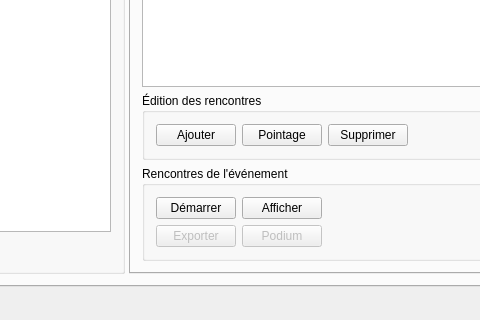
This is src/MainWindow.ui in arabine/tanca as Qt 5 draws it before an edit; both pictures show x 376 to 856 and y 424 to 744 of the 1045 by 744 pixel window. The edited form follows.
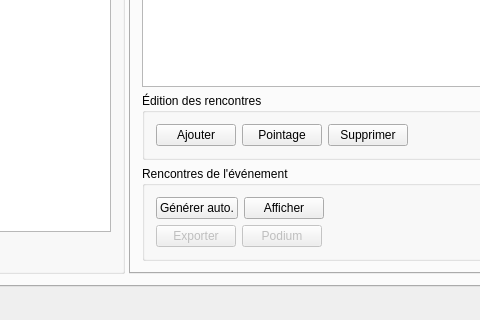
This is the edited form.

Patch:
```diff
--- a/src/MainWindow.ui
+++ b/src/MainWindow.ui
@@ -366,7 +366,7 @@
                   <item>
                    <widget class="QPushButton" name="buttonStart">
                     <property name="text">
-                     <string>Démarrer</string>
+                     <string>Générer auto.</string>
                     </property>
                    </widget>
                   </item>
```
Left out of the diff: 2 changed lines with no effect on the pictures.
